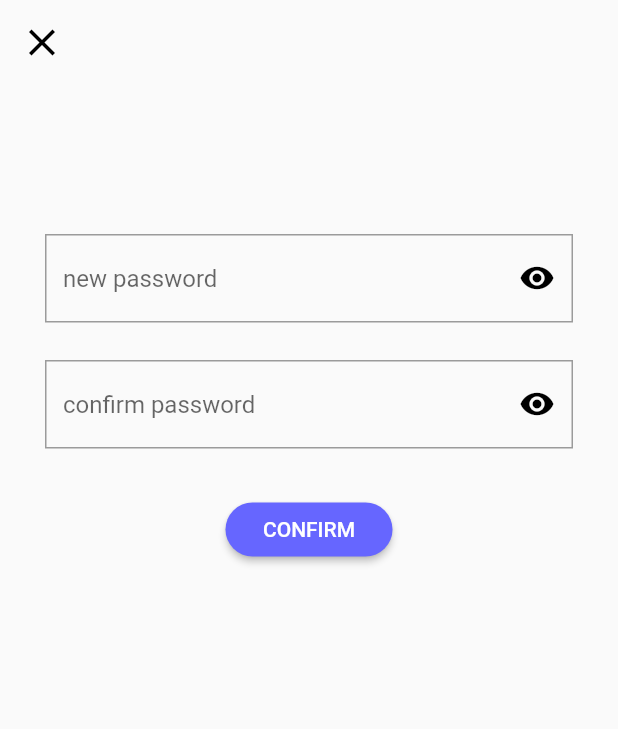
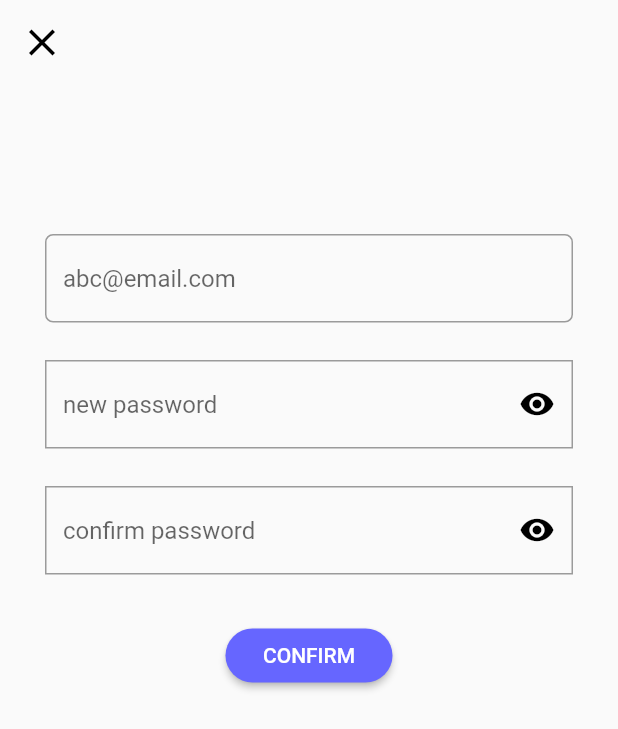
Before and after one commit to youssefzmander/Eventado, a Flutter app: the NewPassword screen opened directly, on a phone screen of 412 x 824 dp. Shown: the top 729 px of the screen. Run offline on Flutter 3.47's test engine with Material 2 defaults, Android fonts, the phone set to English and light mode, and no system bars; our stand-ins replace date_time_picker, flutter_switch, image_picker, shared_preferences, sqflite; accounts and stored records are empty.

Commit message:
reset consomation

```diff
--- a/lib/singin.out/newpsw_page.dart
+++ b/lib/singin.out/newpsw_page.dart
@@ -1,20 +1,28 @@
 import 'package:flutter/material.dart';
+import 'package:pim/singin.out/social_page.dart';
 
 import 'login_page.dart';
 import '../main.dart';
+import 'package:http/http.dart' as http;
+import 'dart:convert';
+
 class NewPassword extends StatefulWidget {
   @override
   _NewPasswordState createState() => _NewPasswordState();
 }
-class _NewPasswordState extends State<NewPassword>{
+
+class _NewPasswordState extends State<NewPassword> {
   var _obscureText = true;
+  final GlobalKey<FormState> _keyForm = GlobalKey<FormState>();
+  late String? _email;
+  late String? _passwd;
+  final String _baseUrl = "10.0.2.2:3001";
   @override
   Widget build(BuildContext context) {
     return Scaffold(
       appBar: AppBar(
         elevation: 0,
         backgroundColor: Colors.white.withOpacity(0),
-
         leading: IconButton(
           icon: Icon(
             Icons.close,
@@ -29,28 +37,22 @@ class _NewPasswordState extends State<NewPassword>{
       body: SingleChildScrollView(
         child: Container(
           margin: EdgeInsets.symmetric(
-                  vertical: 100,horizontal: 30,
+            vertical: 100,
+            horizontal: 30,
           ),
+          child: Form(
             child: Column(
               children: [
-          TextField(
-            obscureText: _obscureText,
+                TextFormField(
+                  keyboardType: TextInputType.emailAddress,
                   decoration: InputDecoration(
-          hintText: "new password",
-            labelStyle: TextStyle(color: Colors.grey[400],
-            ),
-           suffixIcon:IconButton(icon: Icon(
-             Icons.visibility,
-             color: Colors.black,
-           ),
-             onPressed: () { setState(() {
-               _obscureText = !_obscureText;
-             }); },
+                    hintText: "abc@email.com",
+                    labelStyle: TextStyle(
+                      color: Colors.grey[400],
                     ),
                     border: OutlineInputBorder(
                       borderRadius: const BorderRadius.all(
-                const Radius.circular(0.0),
-
+                        const Radius.circular(5.4),
                       ),
                       borderSide: new BorderSide(
                         color: Colors.black,
@@ -58,18 +60,62 @@ class _NewPasswordState extends State<NewPassword>{
                       ),
                     ),
                   ),
-
-
+                  onSaved: (String? value) {
+                    _email = value;
+                  },
+                  validator: (String? value) {
+                    RegExp regex = RegExp(
+                        r"^[a-zA-Z0-9.a-zA-Z0-9.!#$%&'*+-/=?^_`{|}~]+@[a-zA-Z0-9]+\.[a-zA-Z]+");
+                    if (value!.isEmpty || !regex.hasMatch(value)) {
+                      return "Invalid Email !";
+                    } else {
+                      return null;
+                    }
+                  },
                 ),
-
-              SizedBox(height: 25,),
-              TextField(
+                SizedBox(
+                  height: 25,
+                ),
+                TextFormField(
+                  obscureText: _obscureText,
+                  decoration: InputDecoration(
+                    hintText: "new password",
+                    labelStyle: TextStyle(
+                      color: Colors.grey[400],
+                    ),
+                    suffixIcon: IconButton(
+                      icon: Icon(
+                        Icons.visibility,
+                        color: Colors.black,
+                      ),
+                      onPressed: () {
+                        setState(() {
+                          _obscureText = !_obscureText;
+                        });
+                      },
+                    ),
+                    border: OutlineInputBorder(
+                      borderRadius: const BorderRadius.all(
+                        const Radius.circular(0.0),
+                      ),
+                      borderSide: new BorderSide(
+                        color: Colors.black,
+                        width: 1.0,
+                      ),
+                    ),
+                  ),
+                ),
+                SizedBox(
+                  height: 25,
+                ),
+                TextFormField(
                   obscureText: _obscureText,
                   decoration: InputDecoration(
                     hintText: "confirm password",
-                  labelStyle: TextStyle(color: Colors.grey[400],
+                    labelStyle: TextStyle(
+                      color: Colors.grey[400],
                     ),
-                  suffixIcon:IconButton(
+                    suffixIcon: IconButton(
                       icon: Icon(
                         Icons.visibility,
                         color: Colors.black,
@@ -105,10 +151,25 @@ class _NewPasswordState extends State<NewPassword>{
                     'CONFIRM',
                   ),
                   onPressed: () {
-                  Navigator.push(
+                    if (_keyForm.currentState!.validate()) {
+                      _keyForm.currentState!.save();
+                      Map<String, dynamic> userData = {
+                        "email": _email,
+                        "password": _passwd
+                      };
+                      Map<String, String> headers = {
+                        "Content-Type": "application/json; charset=UTF-8"
+                      };
+
+                      http
+                          .put(Uri.http(_baseUrl, "/user/editPassword"),
+                              headers: headers, body: json.encode(userData))
+                          .then((http.Response response) async {});
+                    }
+                    Navigator.pushReplacement(
                       context,
                       MaterialPageRoute(
-                      builder: (context) => LoginPage(),
+                        builder: (context) => SocialPage(),
                       ),
                     );
                   },
@@ -117,7 +178,7 @@ class _NewPasswordState extends State<NewPassword>{
             ),
           ),
         ),
+      ),
     );
   }
-
 }
```
Also changed, not shown: lib/singin.out/resset_page.dart (+7 -5 lines). Lines whose indentation alone changed are shown as unchanged.
